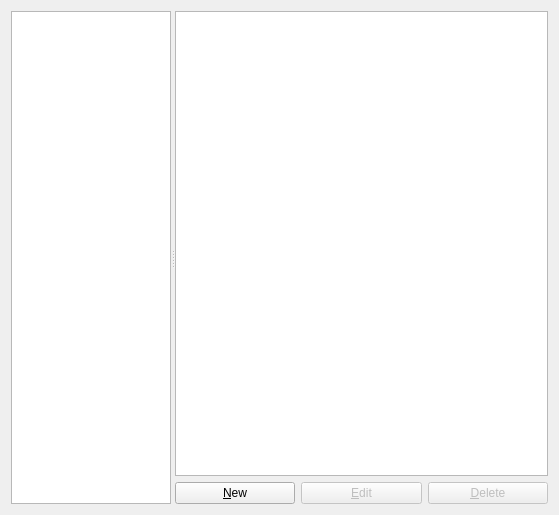
First picture: the form in gns3/modules/iou/ui/iou_device_preferences_page.ui, repository GNS3/gns3-gui, before the edit.
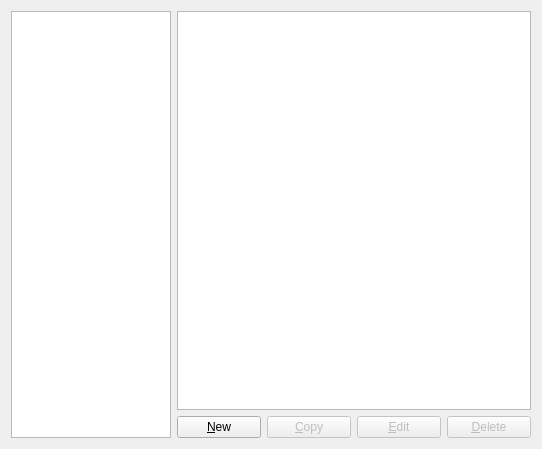
Second picture: the form after the edit.

Commit message: Allow to copy Dynamips, IOU, Qemu and Docker templates in preferences. Fixes #2451.

The edit to the form file:
```diff
--- a/gns3/modules/iou/ui/iou_device_preferences_page.ui
+++ b/gns3/modules/iou/ui/iou_device_preferences_page.ui
@@ -6,8 +6,8 @@
    <rect>
     <x>0</x>
     <y>0</y>
-    <width>559</width>
-    <height>515</height>
+    <width>542</width>
+    <height>449</height>
    </rect>
   </property>
   <property name="windowTitle">
@@ -19,12 +19,8 @@
   <property name="accessibleDescription">
    <string/>
   </property>
-  <layout class="QVBoxLayout" name="verticalLayout_2">
-   <item>
-    <widget class="QSplitter" name="splitter">
-     <property name="orientation">
-      <enum>Qt::Horizontal</enum>
-     </property>
+  <layout class="QGridLayout" name="gridLayout">
+   <item row="0" column="0">
      <widget class="QTreeWidget" name="uiIOUDevicesTreeWidget">
       <property name="sizePolicy">
        <sizepolicy hsizetype="Preferred" vsizetype="Expanding">
@@ -66,7 +62,8 @@
        </property>
       </column>
      </widget>
-     <widget class="QWidget" name="">
+   </item>
+   <item row="0" column="1">
       <layout class="QVBoxLayout" name="verticalLayout">
        <item>
         <widget class="QTreeWidget" name="uiIOUDeviceInfoTreeWidget">
@@ -106,6 +103,16 @@
            </property>
           </widget>
          </item>
+       <item>
+        <widget class="QPushButton" name="uiCopyIOUDevicePushButton">
+         <property name="enabled">
+          <bool>false</bool>
+         </property>
+         <property name="text">
+          <string>&amp;Copy</string>
+         </property>
+        </widget>
+       </item>
          <item>
           <widget class="QPushButton" name="uiEditIOUDevicePushButton">
            <property name="enabled">
@@ -129,8 +136,6 @@
         </layout>
        </item>
       </layout>
-     </widget>
-    </widget>
    </item>
   </layout>
  </widget>
```
Left out of the diff: 2 changed lines with no effect on the pictures. Lines whose indentation alone changed are shown as unchanged. The commit also changes 11 other files.
